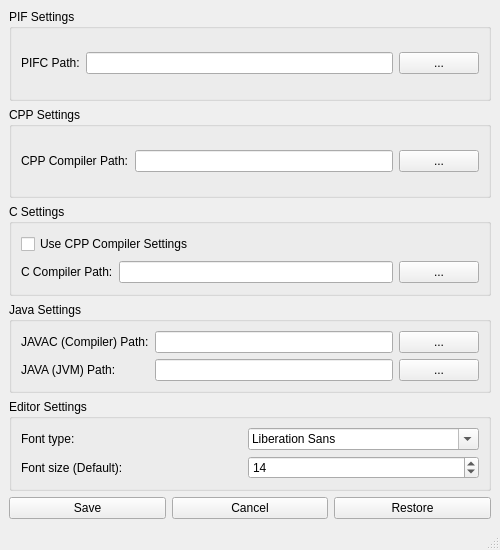
mauromascarenhas/PIF-IDE, file src/pif_ide/settingswindow.ui: the form before one commit.
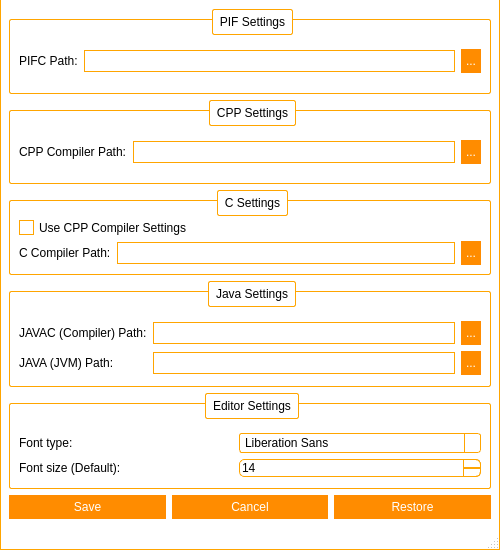
The form after the commit. Icons and pictures are not drawn.

Diff of the .ui file:
```diff
--- a/src/pif_ide/settingswindow.ui
+++ b/src/pif_ide/settingswindow.ui
@@ -25,6 +25,553 @@
   <property name="windowTitle">
    <string>Settings  | PIF IDE</string>
   </property>
+  <property name="styleSheet">
+   <string notr="true">QWidget#titleBar{
+	background-color: #FFF;
+	border-top: 1px solid orange;
+	border-left: 1px solid orange;
+	border-right: 1px solid orange;
+	color: #000;
+}
+
+QWidget#centralWidget, QStatusBar{
+	background-color: #FFF;
+	border-left: 1px solid orange;
+	border-right: 1px solid orange;
+}
+
+QStatusBar{
+	border-bottom: 1px solid orange;
+}
+
+/*QTabWidget::pane {
+    border-top: 1px solid orange;
+}*/
+
+QSlider::handle:horizontal {
+    background: orange;
+}
+
+/* Vertical and horizontal line customization */
+
+QFrame[frameShape=&quot;4&quot;]
+{
+    color: orange;
+}
+
+QFrame[frameShape=&quot;5&quot;]
+{
+    color: orange;
+}
+
+/* QTabWidget elements customization */
+
+QTabWidget::pane {
+/*	border-top: 1px solid orange;*/
+	background: white;
+}
+
+QTabWidget::tab-bar {
+    left: 5px;
+}
+
+QTabBar::tab {
+	background: white;
+    min-width: 120px;
+    min-height: 20px;
+    padding: 2px;
+	border-top-left-radius: 5px;
+	border-top-right-radius: 5px;
+	margin-top: 6px;
+}
+
+QTabBar::tab:selected, QTabBar::tab:hover {
+	background: white;
+	border-top: 1px solid orange;
+	border-right: 1px solid orange;
+	border-left: 1px solid orange;
+}
+
+QTabBar::tab:selected {
+	background: white;
+	border-top: 2px solid orange;
+	border-right: 2px solid orange;
+	border-left: 2px solid orange;
+}
+
+QTabBar::tab:!selected {
+    margin-bottom: 3px;
+}
+
+QTabBar QToolButton{
+	background-color: white;
+	border: none;
+	color: black;
+}
+
+QTabBar QToolButton::hover{
+	background-color: darkorange;
+}
+
+QTabBar QToolButton::pressed{
+	background-color: orange;
+}
+
+QTabBar QToolButton::!enabled{
+	background-color: orange;
+}
+
+QWidget#tabInfo, QWidget#tabInfoLayout, QWidget#tabGeneral, QWidget#tabGeneralLayout, QWidget#tabFileLayout, QWidget#tabBackupLayout, QWidget#tabBackup, QWidget#tabHelpLayout, QWidget#screenManagerLayout{
+	background: white;
+}
+
+QLineEdit{
+	border: 1px solid orange;
+	min-height: 20px;
+}
+
+QPlainTextEdit{
+	border: 1px solid orange;
+	min-height: 40px;
+}
+
+QPushButton{
+	background-color: darkorange;
+	border: 5px solid darkorange;
+	color: white;
+}
+
+QPushButton::hover{
+	background-color: orange;
+	border: 5px solid orange;
+}
+
+QPushButton::pressed{
+	background-color: darkorange;
+	border: 5px solid darkorange;
+}
+
+QPushButton::!enabled{
+	background-color: orange;
+	border: 5px solid orange;
+}
+
+/*
+	QScroll Area
+*/
+
+QScrollArea{
+	border: none;
+}
+
+QScrollArea#scrollManager{
+	border: 1px solid orange;
+	border-radius: 5px;
+}
+
+/* QScrollBar Horizontal*/
+
+QScrollBar:horizontal {
+    background: lightgray;
+    height: 10px;
+    margin: 0px 40px 0 0px;
+	border-radius: 5px;
+}
+
+QScrollBar::handle:horizontal {
+    background: orange;
+	border-radius: 5px;
+    min-width: 20px;
+}
+
+QScrollBar::add-line:horizontal {
+    background: blue;
+    width: 20px;
+    subcontrol-position: right;
+    subcontrol-origin: margin;
+	border-top-right-radius: 5px;
+	border-bottom-right-radius: 5px;
+}
+
+QScrollBar::sub-line:horizontal {
+    background: red;
+    width: 20px;
+    subcontrol-position: top right;
+    subcontrol-origin: margin;
+    position: absolute;
+    right: 20px;
+	border-top-left-radius: 5px;
+	border-bottom-left-radius: 5px;
+}
+
+QScrollBar::sub-line:horizontal:hover {
+    background: darkred;
+}
+
+QScrollBar::sub-line:horizontal:pressed {
+    background: red;
+}
+
+QScrollBar::add-line:horizontal:hover {
+    background: darkblue;
+}
+
+QScrollBar::add-line:horizontal:pressed {
+    background: blue;
+}
+
+QScrollBar:left-arrow:horizontal{
+	image: url(:/images/scrollbar/slide_left.PNG);
+    width: 10px;
+    height: 10px;
+}
+
+QScrollBar::right-arrow:horizontal {
+	image: url(:/images/scrollbar/slide_right.PNG);
+    width: 10px;
+    height: 10px;
+}
+
+QScrollBar::add-page:horizontal, QScrollBar::sub-page:horizontal {
+    background: none;
+}
+
+/* QScrollBar Vertical*/
+
+QScrollBar:vertical {
+    background: lightgray;
+    width: 10px;
+    margin: 0px 0px 40px 0px;
+	border-radius: 5px;
+}
+
+QScrollBar::handle:vertical {
+    background: orange;
+	border-radius: 5px;
+    min-width: 20px;
+}
+
+QScrollBar::add-line:vertical {
+    background: blue;
+    height: 20px;
+    subcontrol-position: bottom;
+    subcontrol-origin: margin;
+	border-bottom-right-radius: 5px;
+	border-bottom-left-radius: 5px;
+}
+
+QScrollBar::sub-line:vertical {
+    background: red;
+    height: 20px;
+    subcontrol-position: bottom right;
+    subcontrol-origin: margin;
+    position: absolute;
+    bottom: 20px;
+	border-top-right-radius: 5px;
+	border-top-left-radius: 5px;
+}
+
+QScrollBar::sub-line:vertical:hover {
+    background: darkred;
+}
+
+QScrollBar::sub-line:vertical:pressed {
+    background: red;
+}
+
+QScrollBar::add-line:vertical:hover {
+    background: darkblue;
+}
+
+QScrollBar::add-line:vertical:pressed {
+    background: blue;
+}
+
+QScrollBar:up-arrow:vertical{
+	image: url(:/images/scrollbar/slide_up.PNG);
+	width: 10px;
+    height: 10px;
+}
+
+ QScrollBar::down-arrow:vertical{
+	image: url(:/images/scrollbar/slide_down.PNG);
+	width: 10px;
+    height: 10px;
+}
+
+QScrollBar::add-page:vertical, QScrollBar::sub-page:vertical {
+    background: none;
+}
+
+/*QComboBox*/
+
+QComboBox, QFontComboBox {
+    border: 1px solid orange;
+	background: white;
+    border-radius: 3px;
+    padding: 1px 18px 1px 3px;
+    min-width: 6em;
+}
+
+QComboBox:editable {
+    background: white;
+}
+
+QComboBox:!editable, QComboBox::drop-down:editable {
+	background: white;
+}
+
+QComboBox:!editable:on, QComboBox::drop-down:editable:on {
+    background: white;
+}
+
+QComboBox:on {
+    padding-top: 3px;
+    padding-left: 4px;
+}
+
+QComboBox::drop-down {
+    subcontrol-origin: padding;
+    subcontrol-position: top right;
+    width: 15px;
+
+    border-left-width: 1px;
+    border-left-color: orange;
+    border-left-style: solid;
+    border-top-right-radius: 3px;
+    border-bottom-right-radius: 3px;
+}
+
+QComboBox::drop-down:hover {
+    background: orange;
+}
+
+QComboBox::down-arrow {
+    image: url(&quot;:/images/buttons/Down_Arrow.PNG&quot;);
+	width: 10px;
+	height: 10px;
+}
+
+QComboBox::down-arrow:on {
+    top: 1px;
+    left: 1px;
+}
+
+QComboBox QAbstractItemView {
+    border: 1px solid orange;
+    selection-background-color: orange;
+    border-top-right-radius: 3px;
+    border-bottom-right-radius: 3px;
+}
+
+QComboBox QAbstractItemView:hover {
+	color: orange;
+}
+
+/*
+ * QToolButton
+ */
+
+QToolButton {
+	background: transparent;
+	border: 1px solid transparent;
+	color: black;
+}
+
+QToolButton::hover {
+	background: darkorange;
+	border: 1px solid darkorange;
+	color: white;
+}
+
+QToolButton::pressed {
+	background: orange;
+	border: 1px solid orange;
+	color: white;
+}
+
+/* QSpinBox  QDateEdit*/
+
+QSpinBox, QDoubleSpinBox, QDateEdit, QDateTimeEdit {
+	border: 1px solid orange;
+	background: white;
+    padding-right: 15px; /* make room for the arrows */
+	border-radius: 5px;
+}
+
+QSpinBox::up-button:disabled,  QSpinBox::up-button:off,
+QSpinBox::down-button:disabled,  QSpinBox::down-button:off,
+QDoubleSpinBox::up-button:disabled,  QDoubleSpinBox::up-button:off,
+QDoubleSpinBox::down-button:disabled,  QDoubleSpinBox::down-button:off,
+QDateEdit::up-button:disabled,  QDateEdit::up-button:off,
+QDateEdit::down-button:disabled,  QDateEdit::down-button:off,
+QDateTimeEdit::up-button:disabled,  QDateTimeEdit::up-button:off,
+QDateTimeEdit::down-button:disabled,  QDateTimeEdit::down-button:off{
+	background: orange;
+}
+
+QSpinBox::up-button, QDoubleSpinBox::up-button, QDateEdit::up-button, QDateTimeEdit::up-button {
+    subcontrol-origin: border;
+    subcontrol-position: top right;
+
+    width: 16px;
+	border: 1px solid orange;
+	border-top-right-radius: 5px;
+}
+
+QSpinBox::up-button:hover, QDoubleSpinBox::up-button:hover, QDateEdit::up-button:hover, QDateTimeEdit::up-button:hover {
+	background: darkorange;
+}
+
+QSpinBox::up-button:pressed, QDoubleSpinBox::up-button:pressed, QDateEdit::up-button:pressed, QDateTimeEdit::up-button:pressed {
+	background: orange;
+}
+
+QSpinBox::up-arrow, QDoubleSpinBox::up-arrow, QDateEdit::up-arrow, QDateTimeEdit::up-arrow {
+    border-image: url(:/images/buttons/Up_Arrow.PNG) 1;
+    width: 7px;
+    height: 7px;
+}
+
+QSpinBox::up-arrow:disabled,
+QSpinBox::up-arrow:off,
+QDoubleSpinBox::up-arrow:disabled,
+QDoubleSpinBox::up-arrow:off,
+QDateEdit::up-arrow:disabled,
+QDateEdit::up-arrow:off,
+QDateTimeEdit::up-arrow:disabled,
+QDateTimeEdit::up-arrow:off {
+   background: transparent;
+}
+
+QSpinBox::down-button,
+QDoubleSpinBox::down-button,
+QDateEdit::down-button,
+QDateTimeEdit::down-button {
+    subcontrol-origin: border;
+    subcontrol-position: bottom right;
+
+    width: 16px;
+	border: 1px solid orange;
+	border-bottom-right-radius: 5px;
+}
+
+QSpinBox::down-button:hover,
+QDoubleSpinBox::down-button:hover,
+QDateEdit::down-button:hover,
+QDateTimeEdit::down-button:hover {
+	background: darkorange;
+}
+
+QSpinBox::down-button:pressed,
+QDoubleSpinBox::down-button:pressed,
+QDateEdit::down-button:pressed,
+QDateTimeEdit::down-button:pressed {
+	background: orange;
+}
+
+QSpinBox::down-arrow,
+QDoubleSpinBox::down-arrow,
+QDateEdit::down-arrow,
+QDateTimeEdit::down-arrow {
+    border-image: url(:/images/buttons/Down_Arrow.PNG) 1;
+    width: 7px;
+    height: 7px;
+}
+
+QSpinBox::down-arrow:disabled,
+QSpinBox::down-arrow:off,
+QDoubleSpinBox::down-arrow:disabled,
+QDoubleSpinBox::down-arrow:off,
+QDateEdit::down-arrow:disabled,
+QDateEdit::down-arrow:off,
+QDateTimeEdit::down-arrow:disabled,
+QDateTimeEdit::down-arrow:off {
+   background: transparent;
+}
+
+/*QCheckBox*/
+
+QCheckBox {
+    spacing: 5px;
+}
+
+QCheckBox::indicator {
+    width: 13px;
+    height: 13px;
+}
+
+QCheckBox::indicator:unchecked {
+    border: 1px solid orange;
+}
+
+QCheckBox::indicator:unchecked:hover {
+    border: 2px solid darkorange;
+}
+
+QCheckBox::indicator:unchecked:pressed {
+    border: 2px solid orange;
+}
+
+QCheckBox::indicator:checked {
+    border: 1px solid orange;
+	image: url(:/images/buttons/Close.PNG);
+}
+
+QCheckBox::indicator:checked:hover {
+    border: 2px solid darkorange;
+	image: url(:/images/buttons/Close.PNG);
+}
+
+QCheckBox::indicator:checked:pressed {
+    border: 2px solid orange;
+	image: url(:/images/buttons/Close.PNG);
+}
+
+QCheckBox::indicator:indeterminate:hover {
+    border: 2px solid darkorange;
+}
+
+QCheckBox::indicator:indeterminate:pressed {
+    border: 2px solid orange;
+}
+
+/*
+ * QTableWidget
+ */
+
+QTableWidget{
+	border: 1px solid orange;
+}
+
+/*
+ * QGroupBox
+ */
+
+QGroupBox {
+    border: 1px solid orange;
+    border-radius: 2px;
+    margin-top: 10px;
+    padding-top: 10px;
+}
+
+QGroupBox::title {
+    subcontrol-origin: margin;
+    subcontrol-position: top middle; /* position at the top center */
+    padding: 5px;
+    background-color: white;
+	border: 1px solid orange;
+	border-radius: 2px;
+}
+
+/*
+ * QListWidget
+ */
+
+QListWidget {
+    border: 1px solid orange;
+}</string>
+  </property>
   <widget class="QWidget" name="centralWidget">
    <layout class="QVBoxLayout" name="verticalLayout">
     <item>
@@ -118,6 +665,12 @@
        <string>Java Settings</string>
       </property>
       <layout class="QGridLayout" name="gridLayout_2">
+       <property name="topMargin">
+        <number>19</number>
+       </property>
+       <property name="bottomMargin">
+        <number>11</number>
+       </property>
        <item row="1" column="1">
         <widget class="QLineEdit" name="edtJava"/>
        </item>
@@ -161,6 +714,12 @@
        <string>Editor Settings</string>
       </property>
       <layout class="QGridLayout" name="gridLayout_5">
+       <property name="topMargin">
+        <number>19</number>
+       </property>
+       <property name="bottomMargin">
+        <number>11</number>
+       </property>
        <item row="0" column="0">
         <widget class="QLabel" name="label_6">
          <property name="text">
@@ -177,6 +736,9 @@
        </item>
        <item row="0" column="1">
         <widget class="QFontComboBox" name="cbFont">
+         <property name="fontFilters">
+          <set>QFontComboBox::AllFonts</set>
+         </property>
          <property name="currentFont">
           <font>
            <family>Segoe UI</family>
```
Left out of the diff: 18 changed lines with no effect on the pictures.
